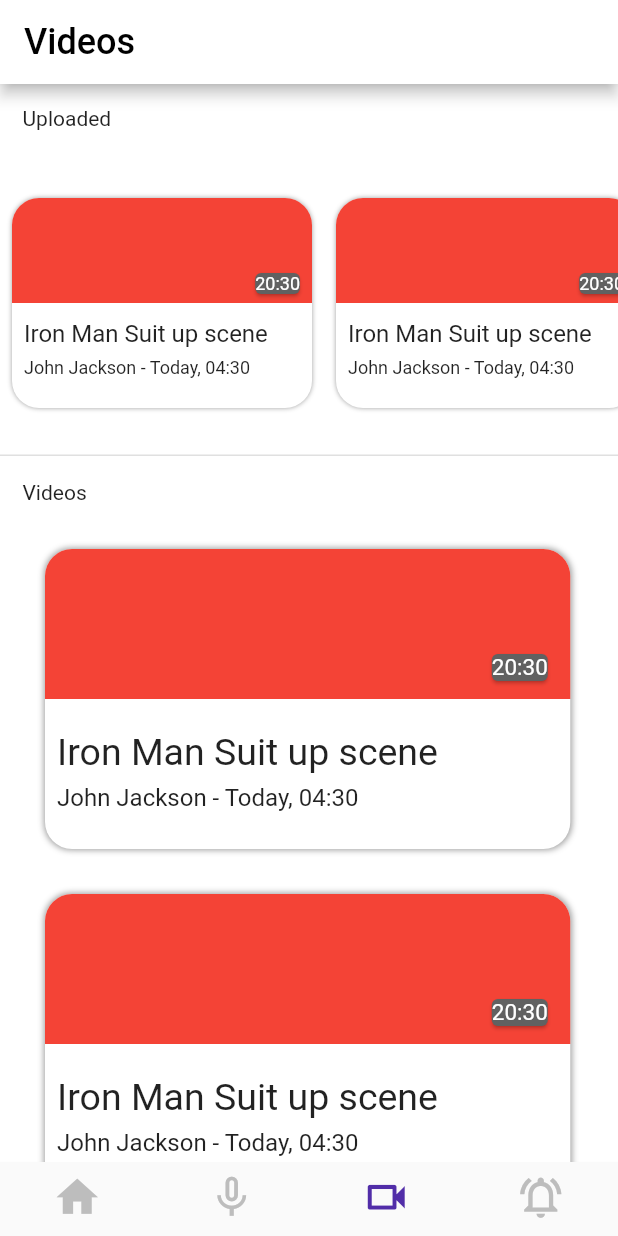
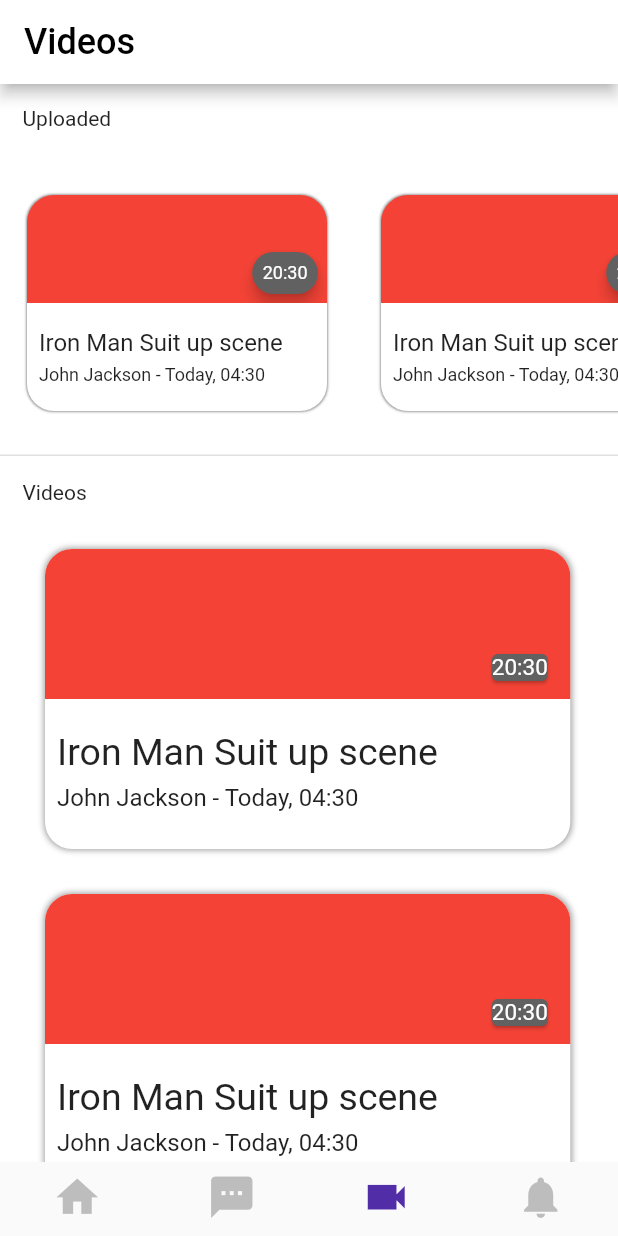
Before and after one commit to mohanedsayed/Graduation-Project101, a Flutter app: the screen it shows after launch, item 3 of the bottom bar chosen, on a phone screen of 412 x 824 dp. Run offline on Flutter 3.47's test engine with Material 2 defaults, Android fonts, the phone set to English and light mode, and no system bars; our stand-ins replace avatar_glow, speech_to_text; network calls fail.

Commit message:
progress on videos page

```diff
--- a/lib/views/home_page.dart
+++ b/lib/views/home_page.dart
@@ -44,15 +44,15 @@
               size: 33,
             ),
             Icon(
-              Icons.mic_none,
+              Icons.textsms_rounded,
               size: 33,
             ),
             Icon(
-              Icons.videocam_outlined,
+              Icons.videocam_sharp,
               size: 33,
             ),
             Icon(
-              Icons.notifications_active_outlined,
+              Icons.notifications,
               size: 33,
             ),
           ],
--- a/lib/views/videos_page.dart
+++ b/lib/views/videos_page.dart
@@ -1,4 +1,5 @@
 import 'package:flutter/material.dart';
+import 'package:graduation_project101/views/videos/video_player.dart';
 
 class VideosPage extends StatelessWidget {
   @override
@@ -32,8 +33,14 @@
               itemCount: 10,
               itemBuilder: (context, index) {
                 return VideoContainer(
-                  height1: 140,
+                  height1: 10,
                   width1: 200,
+                  onPressed: () => Navigator.push(
+                    context,
+                    MaterialPageRoute(
+                      builder: (context) => VideoPlayer(),
+                    ),
+                  ),
                 );
               },
             ),
@@ -75,8 +82,10 @@
   final double height1;
 
   final double width1;
+  final Function onPressed;
   const VideoContainer({
     Key key,
+    this.onPressed,
     this.height1,
     this.width1,
   }) : super(key: key);
@@ -85,68 +94,163 @@
   Widget build(BuildContext context) {
     return Padding(
       padding: const EdgeInsets.all(8.0),
-      child: Row(
-        children: [
-          Stack(
-            children: [
-              Container(
+      child: GestureDetector(
+        onTap: () => Navigator.push(
+          context,
+          MaterialPageRoute(
+            builder: (context) => VideoPlayer(),
+          ),
+        ),
+        child: Container(
+          decoration: BoxDecoration(
+            borderRadius: BorderRadius.all(
+              Radius.circular(18),
+            ),
+            boxShadow: [
+              BoxShadow(spreadRadius: 0.5, blurRadius: .5, color: Colors.grey),
+            ],
+          ),
+          margin: EdgeInsets.symmetric(horizontal: 10, vertical: 20),
           height: height1,
           width: width1,
+          child: Column(
+            children: [
+              Expanded(
+                child: Container(
+                  width: width1,
                   decoration: BoxDecoration(
-                  boxShadow: [
-                    BoxShadow(
-                      color: Colors.grey,
-                      blurRadius: 2,
-                    ),
-                  ],
-                  color: Colors.white,
-                  borderRadius: BorderRadius.circular(18),
+                    color: Colors.red,
+                    borderRadius: BorderRadius.only(
+                      topLeft: Radius.circular(18),
+                      topRight: Radius.circular(18),
                     ),
                   ),
-              Container(
-                height: 0.5 * height1,
-                width: width1,
-                decoration: BoxDecoration(
-                    borderRadius: BorderRadius.only(
-                        topLeft: Radius.circular(18),
-                        topRight: Radius.circular(18)),
-                    color: Colors.red),
-              ),
-              Positioned(
-                top: 45,
-                right: 3,
+                  child: Container(
+                    alignment: Alignment.bottomRight,
                     child: Card(
-                  // borderOnForeground: false,
-                  // elevation: 2,
-                  margin: EdgeInsets.all(5),
+                      shape: RoundedRectangleBorder(
+                          borderRadius: BorderRadius.all(Radius.circular(14))),
+                      elevation: 4,
+                      margin: EdgeInsets.all(6),
                       color: Colors.grey[700],
+                      child: Padding(
+                        padding: const EdgeInsets.all(7.0),
                         child: Text(
                           '20:30',
                           style: TextStyle(color: Colors.white, fontSize: 12),
                         ),
                       ),
                     ),
-              Positioned(
-                bottom: 40,
-                left: 8,
-                child: Text(
+                  ),
+                ),
+              ),
+              Expanded(
+                child: Container(
+                  decoration: BoxDecoration(
+                    color: Colors.white,
+                    borderRadius: BorderRadius.only(
+                      bottomLeft: Radius.circular(18),
+                      bottomRight: Radius.circular(18),
+                    ),
+                  ),
+                  child: Padding(
+                    padding: const EdgeInsets.all(8.0),
+                    child: Column(
+                      mainAxisAlignment: MainAxisAlignment.center,
+                      children: [
+                        Row(
+                          children: [
+                            Text(
                               'Iron Man Suit up scene',
                               style: TextStyle(fontSize: 16),
                             ),
+                          ],
                         ),
-              Positioned(
-                bottom: 20,
-                left: 8,
-                child: Text(
+                        SizedBox(
+                          height: 5,
+                        ),
+                        Row(
+                          children: [
+                            Text(
                               'John Jackson - Today, 04:30',
                               textAlign: TextAlign.center,
                               style: TextStyle(fontSize: 12),
-                ),
                             ),
                           ],
                         )
                       ],
                     ),
+                  ),
+                ),
+              )
+            ],
+          ),
+        ),
+      ),
+      //  Row(
+      //   children: [
+      //     Stack(
+      //       children: [
+      //         Container(
+      //           height: height1,
+      //           width: width1,
+      //           decoration: BoxDecoration(
+      //             boxShadow: [
+      //               BoxShadow(
+      //                 color: Colors.grey,
+      //                 blurRadius: 2,
+      //               ),
+      //             ],
+      //             color: Colors.white,
+      //             borderRadius: BorderRadius.circular(18),
+      //           ),
+      //         ),
+      //         Container(
+      //           height: 0.5 * height1,
+      //           width: width1,
+      //           decoration: BoxDecoration(
+      //               borderRadius: BorderRadius.only(
+      //                   topLeft: Radius.circular(18),
+      //                   topRight: Radius.circular(18)),
+      //               color: Colors.red),
+      //         ),
+      //         Positioned(
+      //           top: 45,
+      //           right: 3,
+      //           child: Card(
+      //             // borderOnForeground: false,
+      //             // elevation: 2,
+      //             margin: EdgeInsets.all(5),
+      //             color: Colors.grey[700],
+      //             child: Text(
+      //               '20:30',
+      //               style: TextStyle(color: Colors.white, fontSize: 12),
+      //             ),
+      //           ),
+      //         ),
+      //         Positioned(
+      //           bottom: 40,
+      //           left: 8,
+      //           child:
+      // Text(
+      //             'Iron Man Suit up scene',
+      //             style: TextStyle(fontSize: 16),
+      //           ),
+      //         ),
+      //         Positioned(
+      //           bottom: 20,
+      //           left: 8,
+      //           child:
+      // Text(
+      //             'John Jackson - Today, 04:30',
+      //             textAlign: TextAlign.center,
+      //             style: TextStyle(fontSize: 12),
+      //           ),
+      //         ),
+      //       ],
+      //     )
+      //   ],
+      // ),
     );
   }
 }
--- a/lib/widgets/comment_container.dart
+++ b/lib/widgets/comment_container.dart
@@ -14,7 +14,7 @@
   Widget build(BuildContext context) {
     Size size = MediaQuery.of(context).size;
     return Container(
-      margin: EdgeInsets.symmetric(vertical: 10),
+      margin: EdgeInsets.only(top: 10),
       height: size.height * 0.9,
       width: size.width,
       decoration: BoxDecoration(
--- a/lib/widgets/threeDots_container.dart
+++ b/lib/widgets/threeDots_container.dart
@@ -15,7 +15,7 @@
         Container(
           decoration: BoxDecoration(
               color: Colors.white, borderRadius: BorderRadius.circular(16)),
-          padding: EdgeInsets.symmetric(horizontal: 25),
+          padding: EdgeInsets.symmetric(horizontal: 15),
           height: 120,
           width: size.width * 0.95,
           child: Column(
@@ -60,7 +60,7 @@
           ),
         ),
         SizedBox(
-          height: 30,
+          height: 20,
         ),
         Container(
           decoration: BoxDecoration(
```
Also changed, not shown: lib/views/videos/video_player.dart (added, +152 -0 lines), lib/widgets/threeDots_question_container.dart (+24 -9 lines), lib/constants/text_constants.dart (added). Lines whose indentation alone changed are shown as unchanged.
